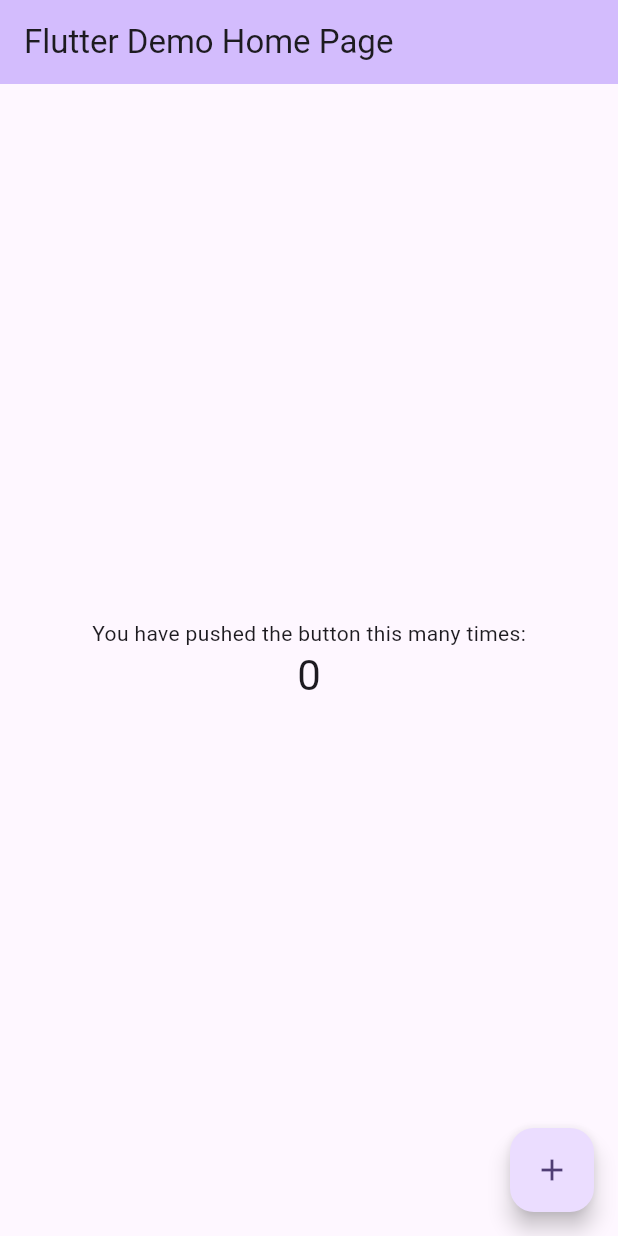
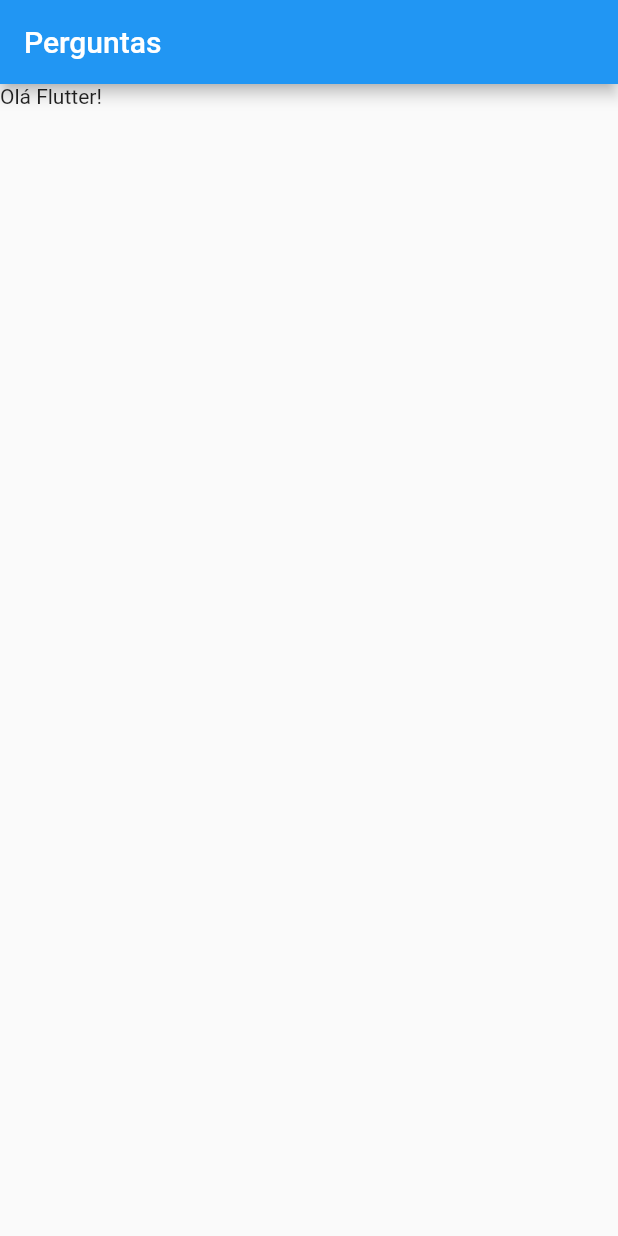
Before and after one commit to sergiomnds/flutter-projeto-perguntas, a Flutter app: the screen it shows after launch, on a phone screen of 412 x 824 dp. Run offline on Flutter 3.47's test engine with Material 2 defaults, Android fonts, the phone set to English and light mode, and no system bars.

Commit message:
basico do projeto

```diff
--- a/lib/main.dart
+++ b/lib/main.dart
@@ -1,109 +1,19 @@
 import 'package:flutter/material.dart';
 
-void main() {
-  runApp(const MyApp());
-}
+main() => runApp(const PerguntaApp());
 
-class MyApp extends StatelessWidget {
-  const MyApp({super.key});
+class PerguntaApp extends StatelessWidget {
+  const PerguntaApp({super.key});
 
   @override
   Widget build(BuildContext context) {
     return MaterialApp(
-      title: 'Flutter Demo',
-      theme: ThemeData(
-        colorScheme: ColorScheme.fromSeed(seedColor: Colors.deepPurple),
-        useMaterial3: true,
+      home: Scaffold(
+        appBar: AppBar(
+          title: const Text('Perguntas'),
+        ),
+        body: const Text('Olá Flutter!'),
       ),
-      home: const MyHomePage(title: 'Flutter Demo Home Page'),
     );
   }
 }
-
-class MyHomePage extends StatefulWidget {
-  const MyHomePage({super.key, required this.title});
-
-  // This widget is the home page of your application. It is stateful, meaning
-  // that it has a State object (defined below) that contains fields that affect
-  // how it looks.
-
-  // This class is the configuration for the state. It holds the values (in this
-  // case the title) provided by the parent (in this case the App widget) and
-  // used by the build method of the State. Fields in a Widget subclass are
-  // always marked "final".
-
-  final String title;
-
-  @override
-  State<MyHomePage> createState() => _MyHomePageState();
-}
-
-class _MyHomePageState extends State<MyHomePage> {
-  int _counter = 0;
-
-  void _incrementCounter() {
-    setState(() {
-      // This call to setState tells the Flutter framework that something has
-      // changed in this State, which causes it to rerun the build method below
-      // so that the display can reflect the updated values. If we changed
-      // _counter without calling setState(), then the build method would not be
-      // called again, and so nothing would appear to happen.
-      _counter++;
-    });
-  }
-
-  @override
-  Widget build(BuildContext context) {
-    // This method is rerun every time setState is called, for instance as done
-    // by the _incrementCounter method above.
-    //
-    // The Flutter framework has been optimized to make rerunning build methods
-    // fast, so that you can just rebuild anything that needs updating rather
-    // than having to individually change instances of widgets.
-    return Scaffold(
-      appBar: AppBar(
-        // TRY THIS: Try changing the color here to a specific color (to
-        // Colors.amber, perhaps?) and trigger a hot reload to see the AppBar
-        // change color while the other colors stay the same.
-        backgroundColor: Theme.of(context).colorScheme.inversePrimary,
-        // Here we take the value from the MyHomePage object that was created by
-        // the App.build method, and use it to set our appbar title.
-        title: Text(widget.title),
-      ),
-      body: Center(
-        // Center is a layout widget. It takes a single child and positions it
-        // in the middle of the parent.
-        child: Column(
-          // Column is also a layout widget. It takes a list of children and
-          // arranges them vertically. By default, it sizes itself to fit its
-          // children horizontally, and tries to be as tall as its parent.
-          //
-          // Column has various properties to control how it sizes itself and
-          // how it positions its children. Here we use mainAxisAlignment to
-          // center the children vertically; the main axis here is the vertical
-          // axis because Columns are vertical (the cross axis would be
-          // horizontal).
-          //
-          // TRY THIS: Invoke "debug painting" (choose the "Toggle Debug Paint"
-          // action in the IDE, or press "p" in the console), to see the
-          // wireframe for each widget.
-          mainAxisAlignment: MainAxisAlignment.center,
-          children: <Widget>[
-            const Text(
-              'You have pushed the button this many times:',
-            ),
-            Text(
-              '$_counter',
-              style: Theme.of(context).textTheme.headlineMedium,
-            ),
-          ],
-        ),
-      ),
-      floatingActionButton: FloatingActionButton(
-        onPressed: _incrementCounter,
-        tooltip: 'Increment',
-        child: const Icon(Icons.add),
-      ), // This trailing comma makes auto-formatting nicer for build methods.
-    );
-  }
-}
```
